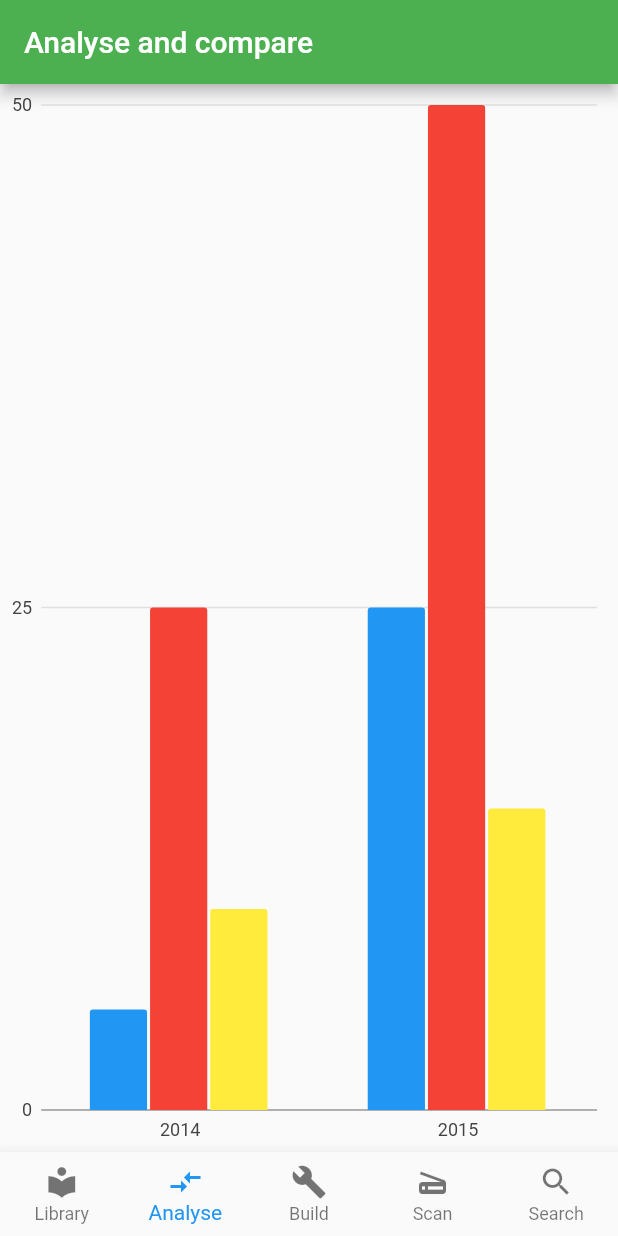
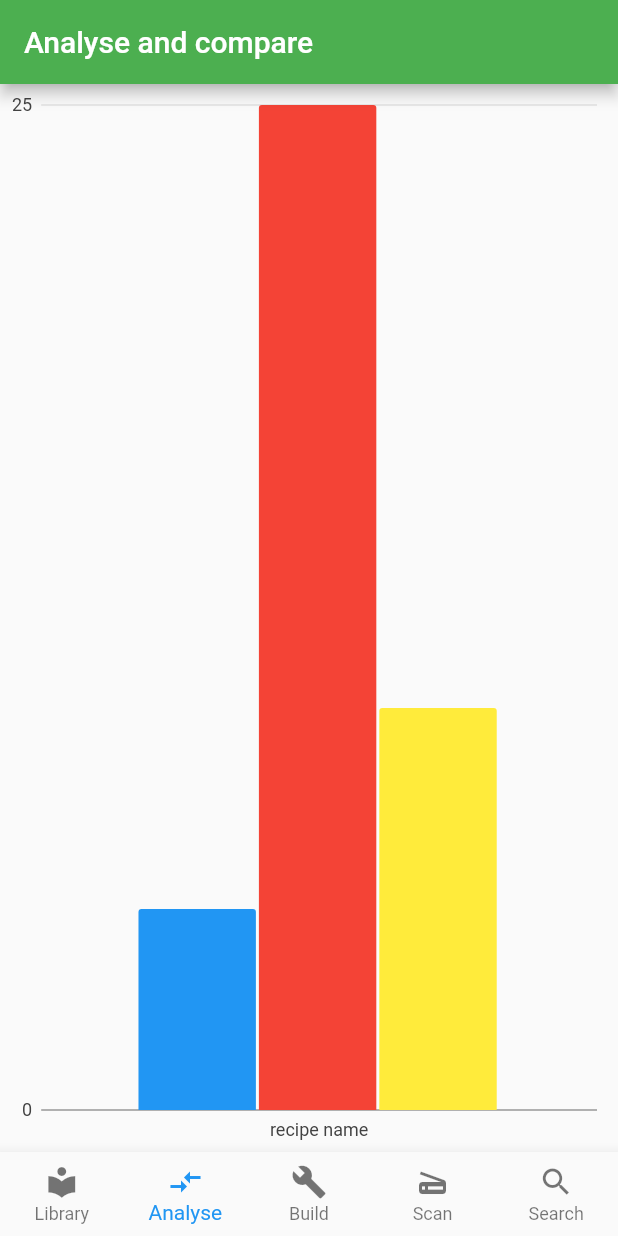
Before and after one commit to TomTomTomahawk/FoodLCA, a Flutter app: the screen it shows after launch, item 2 of the bottom bar chosen, on a phone screen of 412 x 824 dp. Run offline on Flutter 3.47's test engine with Material 2 defaults, Android fonts, the phone set to English and light mode, and no system bars; our stand-ins replace charts_flutter, flutter_bloc, sqflite; accounts and stored records are empty.

Commit message:
Add files via upload

```diff
--- a/lib/tabs/analyse.dart
+++ b/lib/tabs/analyse.dart
@@ -1,17 +1,21 @@
+import 'package:chart_tuto/providers/data_provider.dart';
 import 'package:flutter/material.dart';
 import 'package:charts_flutter/flutter.dart' as charts;
 
+
 class Analyse extends StatelessWidget {
   const Analyse({Key key}) : super(key: key);
-
   @override
   Widget build(BuildContext context) {
+    print(createSampleData());
+
     return Scaffold(
       appBar: AppBar(
         title: Text("Analyse and compare"),
         backgroundColor: Colors.green,
       ),
-      body: Container(child: GroupedStackedBarChart(
+      body: Container(
+          child: GroupedStackedBarChart(
         createSampleData(),
         // Disable animations for image tests.
         animate: false,
@@ -39,51 +43,50 @@ class GroupedStackedBarChart extends StatelessWidget {
 }
 
 /// Sample ordinal data type.
-class OrdinalSales {
-  final String year;
-  final int sales;
+class OrdinalImpacts {
+  final String recipe;
+  final int impact;
 
-  OrdinalSales(this.year, this.sales);
+  OrdinalImpacts(this.recipe, this.impact);
 }
 
+//recipe id
+
 /// Create series list with multiple series
-List<charts.Series<OrdinalSales, String>> createSampleData() {
-    final desktopSalesDataA = [
-      new OrdinalSales('2014', 5),
-      new OrdinalSales('2015', 25),
+List<charts.Series<OrdinalImpacts, String>> createSampleData() {
+  final impactIngredientA = [
+    new OrdinalImpacts('recipe name', 5),
   ];
 
-    final tableSalesDataA = [
-      new OrdinalSales('2014', 25),
-      new OrdinalSales('2015', 50),
+  final impactIngredientB = [
+    new OrdinalImpacts('recipe name', 25),
   ];
 
-    final mobileSalesDataA = [
-      new OrdinalSales('2014', 10),
-      new OrdinalSales('2015', 15),
+  final impactIngredientC = [
+    new OrdinalImpacts('recipe name', 10),
   ];
 
   return [
-      new charts.Series<OrdinalSales, String>(
-        id: 'Desktop A',
+    new charts.Series<OrdinalImpacts, String>(
+      id: 'Ingredient A',
       seriesCategory: 'A',
-        domainFn: (OrdinalSales sales, _) => sales.year,
-        measureFn: (OrdinalSales sales, _) => sales.sales,
-        data: desktopSalesDataA,
+      domainFn: (OrdinalImpacts sales, _) => sales.recipe,
+      measureFn: (OrdinalImpacts sales, _) => sales.impact,
+      data: impactIngredientA,
     ),
-      new charts.Series<OrdinalSales, String>(
-        id: 'Tablet A',
+    new charts.Series<OrdinalImpacts, String>(
+      id: 'Ingredient B',
       seriesCategory: 'A',
-        domainFn: (OrdinalSales sales, _) => sales.year,
-        measureFn: (OrdinalSales sales, _) => sales.sales,
-        data: tableSalesDataA,
+      domainFn: (OrdinalImpacts sales, _) => sales.recipe,
+      measureFn: (OrdinalImpacts sales, _) => sales.impact,
+      data: impactIngredientB,
     ),
-      new charts.Series<OrdinalSales, String>(
-        id: 'Mobile A',
+    new charts.Series<OrdinalImpacts, String>(
+      id: 'Ingredient C',
       seriesCategory: 'A',
-        domainFn: (OrdinalSales sales, _) => sales.year,
-        measureFn: (OrdinalSales sales, _) => sales.sales,
-        data: mobileSalesDataA,
+      domainFn: (OrdinalImpacts sales, _) => sales.recipe,
+      measureFn: (OrdinalImpacts sales, _) => sales.impact,
+      data: impactIngredientC,
     ),
   ];
 }
--- a/lib/tabs/build.dart
+++ b/lib/tabs/build.dart
@@ -15,8 +15,8 @@ class Build extends StatelessWidget {
       MaterialApp(
         title: 'Build',
         //home: SaveRecipe(),
-        //home: Tester(),
-        home: BuildList(), //DataProvider.getBuildMode() == 1 ? SaveRecipe() : BuildList(DataProvider.getBuildMode().toString()),
+        home: Tester(),
+        //home: BuildList(), //DataProvider.getBuildMode() == 1 ? SaveRecipe() : BuildList(DataProvider.getBuildMode().toString()),
       ),
     );
   }
@@ -37,7 +37,7 @@ class TesterState extends State<Tester> {
         title: Text('Test'),
       ),
       body: FutureBuilder(
-        future: DataProvider.getBuildMode(),
+        future: DataProvider.getCompareRecipeIngredientsList(1,3),
         builder: (context, snapshot) {
           if (snapshot.connectionState == ConnectionState.done) {
       return Text('Number Of completed : ${snapshot.data}');
```
Lines whose indentation alone changed are shown as unchanged.
